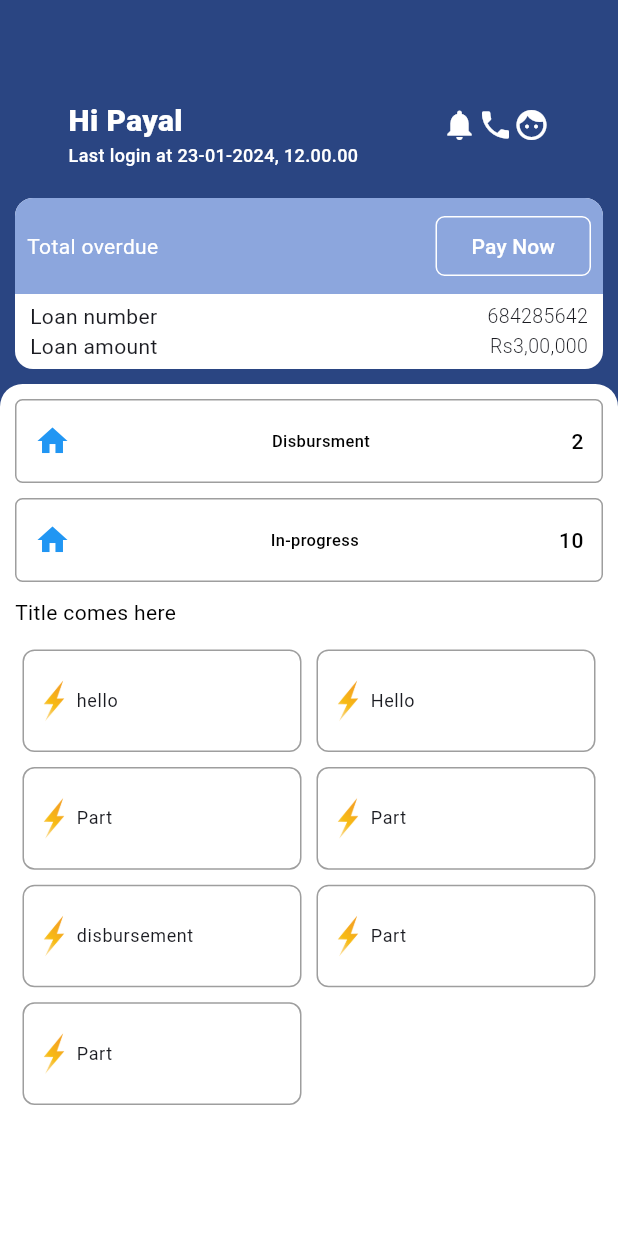
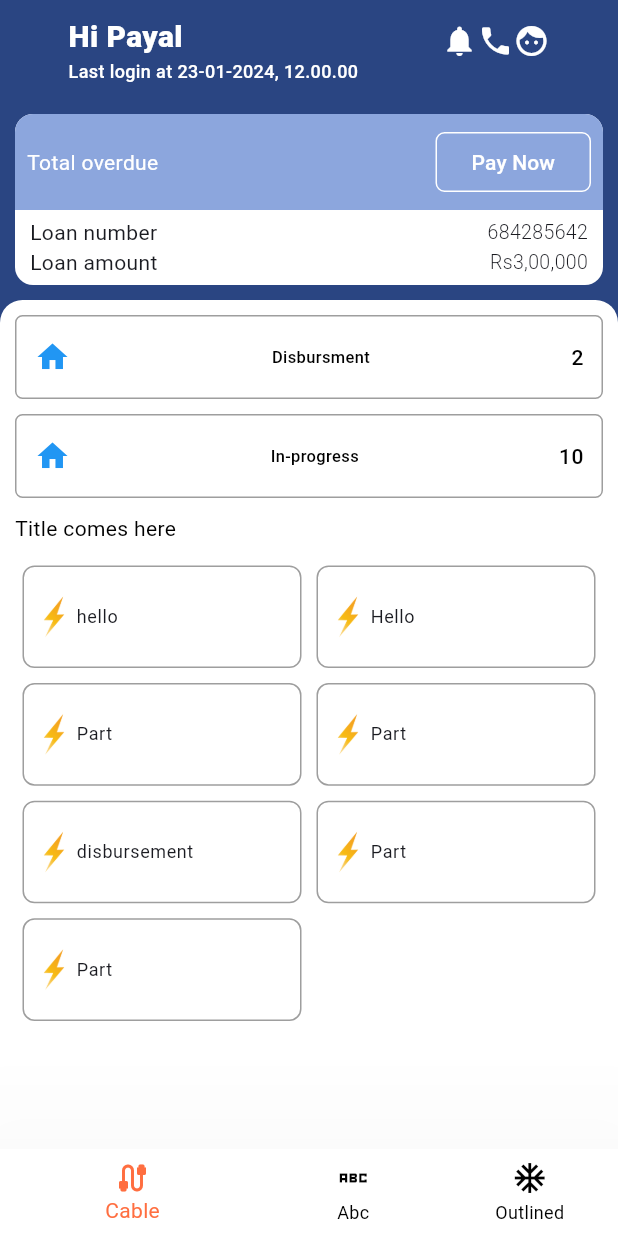
Before and after one commit to mallikaroy14/flutter-application, a Flutter app: the screen it shows after launch, on a phone screen of 412 x 824 dp. Run offline on Flutter 3.47's test engine with Material 3 defaults, Android fonts, the phone set to English and light mode, and no system bars.

Commit message:
bottom navigation bar added and added color to status bar

```diff
--- a/lib/main.dart
+++ b/lib/main.dart
@@ -1,7 +1,9 @@
 import 'package:flutter/material.dart';
 import 'DisbursedCustomCard.dart';
+import 'models/BottomNavigation.dart';
 import 'models/GridViewLayout.dart';
 import 'models/TotalOverDueCard.dart';
+import 'package:flutter/services.dart';
 
 void main() {
   runApp(const MyApp());
@@ -13,6 +15,12 @@ class MyApp extends StatelessWidget {
   // This widget is the root of your application.
   @override
   Widget build(BuildContext context) {
+    SystemChrome.setSystemUIOverlayStyle(
+      const SystemUiOverlayStyle(
+        statusBarColor: Color.fromRGBO(42, 69, 130, 50),
+
+      ),
+    );
     return MaterialApp(
       title: 'Flutter Demo',
       theme: ThemeData(
@@ -33,10 +41,12 @@ class MyHomePage extends StatefulWidget {
 }
 
 class _MyHomePageState extends State<MyHomePage> {
+
   @override
   Widget build(BuildContext context) {
-    return Scaffold(
-        appBar: AppBar(backgroundColor: Color.fromRGBO(42, 69, 130, 50)),
+      return SafeArea(
+      child: Scaffold(
+          // appBar: AppBar(backgroundColor: Color.fromRGBO(42, 69, 130, 50)),
           backgroundColor: Color.fromRGBO(42, 69, 130, 50),
           body: Column(
             crossAxisAlignment: CrossAxisAlignment.start,
@@ -129,9 +139,13 @@ class _MyHomePageState extends State<MyHomePage> {
                     ],
                   ),
                 ),
-            )
+              ),
             ],
-        ));
+          ),
+        extendBody: true,
+        bottomNavigationBar:  const BottomNavigation(),
+      ),
+    );
   }
 
   void onCalledFromOutside(String text) {
--- /dev/null
+++ b/lib/models/BottomNavigation.dart
@@ -0,0 +1,50 @@
+import 'package:flutter/material.dart';
+
+class BottomNavigation extends StatefulWidget {
+  const BottomNavigation({super.key});
+
+  @override
+  _BottomSheetNavigation createState() => _BottomSheetNavigation();
+}
+
+class _BottomSheetNavigation extends State {
+  int _selectedTab = 0;
+
+  _changeTab(int index) {
+    setState(() {
+      _selectedTab = index;
+    });
+  }
+
+  @override
+  Widget build(BuildContext context) {
+    return BottomNavigationBar(
+      unselectedItemColor: Colors.black,
+      selectedItemColor: Colors.deepOrangeAccent,
+      backgroundColor: Colors.white,
+      items: const <BottomNavigationBarItem>[
+        BottomNavigationBarItem(
+            icon: Icon(Icons.cable),
+            label: "Cable",
+            backgroundColor: Colors.white),
+        BottomNavigationBarItem(
+          icon: Icon(Icons.abc_sharp),
+          backgroundColor: Colors.white,
+          label: "Abc",
+        ),
+        BottomNavigationBarItem(
+            icon: Icon(Icons.ac_unit_outlined),
+            label: "Outlined",
+            backgroundColor: Colors.white),
+      ],
+      type: BottomNavigationBarType.shifting,
+      showUnselectedLabels: true,
+      elevation: 100,
+      currentIndex: _selectedTab,
+      onTap: (index) {
+        _changeTab(index);
+        print("index: $index");
+      },
+    );
+  }
+}
```
Lines whose indentation alone changed are shown as unchanged.
